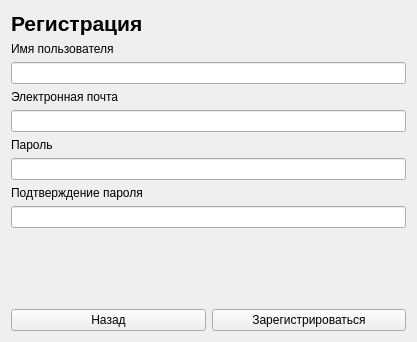
Before: the Qt Designer form client/ITSwarm/windows/reg_window/reg_window.ui in cpp-park-vk-education/2023_1_Rabotyagi, drawn with Qt 5.
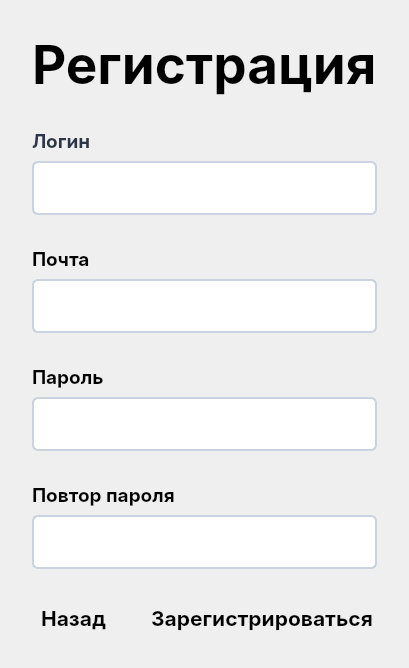
After: the same form once the commit is applied.

Diff of the .ui file:
```diff
--- a/client/ITSwarm/windows/reg_window/reg_window.ui
+++ b/client/ITSwarm/windows/reg_window/reg_window.ui
@@ -6,109 +6,396 @@
    <rect>
     <x>0</x>
     <y>0</y>
-    <width>417</width>
-    <height>342</height>
+    <width>409</width>
+    <height>644</height>
    </rect>
   </property>
   <property name="windowTitle">
    <string>Регистрация</string>
   </property>
-  <layout class="QGridLayout" name="gridLayout">
-   <item row="0" column="0">
-    <layout class="QVBoxLayout" name="verticalLayout">
+  <property name="styleSheet">
+   <string notr="true"/>
+  </property>
+  <layout class="QVBoxLayout" name="verticalLayout">
+   <property name="spacing">
+    <number>32</number>
+   </property>
+   <property name="leftMargin">
+    <number>32</number>
+   </property>
+   <property name="topMargin">
+    <number>32</number>
+   </property>
+   <property name="rightMargin">
+    <number>32</number>
+   </property>
+   <property name="bottomMargin">
+    <number>32</number>
+   </property>
+   <item>
+    <widget class="QLabel" name="title">
+     <property name="font">
+      <font>
+       <family>Inter</family>
+       <pointsize>40</pointsize>
+       <weight>75</weight>
+       <bold>true</bold>
+      </font>
+     </property>
+     <property name="text">
+      <string>&lt;b&gt;Регистрация&lt;/b&gt;</string>
+     </property>
+    </widget>
+   </item>
+   <item>
+    <layout class="QVBoxLayout" name="datastack">
+     <property name="spacing">
+      <number>32</number>
+     </property>
      <item>
-      <widget class="QLabel" name="label">
-       <property name="font">
-        <font>
-         <pointsize>16</pointsize>
-        </font>
+      <layout class="QVBoxLayout" name="username_stack">
+       <property name="spacing">
+        <number>8</number>
        </property>
-       <property name="text">
-        <string>&lt;b&gt;Регистрация&lt;/b&gt;</string>
-       </property>
-      </widget>
+       <item>
+        <widget class="QLabel" name="username">
+         <property name="palette">
+          <palette>
+           <active>
+            <colorrole role="WindowText">
+             <brush brushstyle="SolidPattern">
+              <color alpha="255">
+               <red>45</red>
+               <green>54</green>
+               <blue>72</blue>
+              </color>
+             </brush>
+            </colorrole>
+           </active>
+           <inactive>
+            <colorrole role="WindowText">
+             <brush brushstyle="SolidPattern">
+              <color alpha="255">
+               <red>45</red>
+               <green>54</green>
+               <blue>72</blue>
+              </color>
+             </brush>
+            </colorrole>
+           </inactive>
+           <disabled>
+            <colorrole role="WindowText">
+             <brush brushstyle="SolidPattern">
+              <color alpha="255">
+               <red>190</red>
+               <green>190</green>
+               <blue>190</blue>
+              </color>
+             </brush>
+            </colorrole>
+           </disabled>
+          </palette>
+         </property>
+         <property name="font">
+          <font>
+           <family>Inter</family>
+           <pointsize>14</pointsize>
+           <weight>75</weight>
+           <italic>false</italic>
+           <bold>true</bold>
+          </font>
+         </property>
+         <property name="styleSheet">
+          <string notr="true"/>
+         </property>
+         <property name="text">
+          <string>Логин</string>
+         </property>
+        </widget>
+       </item>
+       <item>
+        <widget class="QLineEdit" name="usernameEdit">
+         <property name="font">
+          <font>
+           <family>Inter</family>
+           <pointsize>14</pointsize>
+           <weight>75</weight>
+           <bold>true</bold>
+          </font>
+         </property>
+         <property name="styleSheet">
+          <string notr="true">/* Text Input */
+
+
+box-sizing: border-box;
+
+/* Auto layout */
+
+display: flex;
+flex-direction: column;
+align-items: flex-start;
+padding: 12px;
+gap: 10px;
+
+/* WF Base/White */
+
+background: #FFFFFF;
+/* WF Base/400 ⦿ */
+
+border: 2px solid #CBD2E0;
+border-radius: 6px;
+
+/* Inside auto layout */
+
+flex: none;
+order: 1;
+align-self: stretch;
+flex-grow: 0;</string>
+         </property>
+        </widget>
+       </item>
+      </layout>
      </item>
      <item>
-      <widget class="QLabel" name="label_2">
-       <property name="text">
-        <string>Имя пользователя</string>
+      <layout class="QVBoxLayout" name="email_stack">
+       <property name="spacing">
+        <number>8</number>
        </property>
-      </widget>
+       <item>
+        <widget class="QLabel" name="email">
+         <property name="font">
+          <font>
+           <family>Inter</family>
+           <pointsize>14</pointsize>
+           <weight>75</weight>
+           <bold>true</bold>
+          </font>
+         </property>
+         <property name="styleSheet">
+          <string notr="true"/>
+         </property>
+         <property name="text">
+          <string>Почта</string>
+         </property>
+        </widget>
+       </item>
+       <item>
+        <widget class="QLineEdit" name="emailEdit">
+         <property name="font">
+          <font>
+           <family>Inter</family>
+           <pointsize>14</pointsize>
+           <weight>75</weight>
+           <bold>true</bold>
+          </font>
+         </property>
+         <property name="styleSheet">
+          <string notr="true">/* Text Input */
+
+
+box-sizing: border-box;
+
+/* Auto layout */
+
+display: flex;
+flex-direction: column;
+align-items: flex-start;
+padding: 12px;
+gap: 10px;
+
+/* WF Base/White */
+
+background: #FFFFFF;
+/* WF Base/400 ⦿ */
+
+border: 2px solid #CBD2E0;
+border-radius: 6px;
+
+/* Inside auto layout */
+
+flex: none;
+order: 1;
+align-self: stretch;
+flex-grow: 0;</string>
+         </property>
+        </widget>
+       </item>
+      </layout>
      </item>
      <item>
-      <widget class="QLineEdit" name="usernameEdit"/>
-     </item>
-     <item>
-      <widget class="QLabel" name="label_3">
-       <property name="text">
-        <string>Электронная почта</string>
+      <layout class="QVBoxLayout" name="pass_stack">
+       <property name="spacing">
+        <number>8</number>
        </property>
-      </widget>
+       <item>
+        <widget class="QLabel" name="pass">
+         <property name="font">
+          <font>
+           <family>Inter</family>
+           <pointsize>14</pointsize>
+           <weight>75</weight>
+           <bold>true</bold>
+          </font>
+         </property>
+         <property name="text">
+          <string>Пароль</string>
+         </property>
+        </widget>
+       </item>
+       <item>
+        <widget class="QLineEdit" name="passwordEdit">
+         <property name="font">
+          <font>
+           <family>Inter</family>
+           <pointsize>14</pointsize>
+           <weight>75</weight>
+           <bold>true</bold>
+          </font>
+         </property>
+         <property name="styleSheet">
+          <string notr="true">/* Text Input */
+
+
+box-sizing: border-box;
+
+/* Auto layout */
+
+display: flex;
+flex-direction: column;
+align-items: flex-start;
+padding: 12px;
+gap: 10px;
+
+/* WF Base/White */
+
+background: #FFFFFF;
+/* WF Base/400 ⦿ */
+
+border: 2px solid #CBD2E0;
+border-radius: 6px;
+
+/* Inside auto layout */
+
+flex: none;
+order: 1;
+align-self: stretch;
+flex-grow: 0;</string>
+         </property>
+         <property name="echoMode">
+          <enum>QLineEdit::Password</enum>
+         </property>
+        </widget>
+       </item>
+      </layout>
      </item>
      <item>
-      <widget class="QLineEdit" name="emailEdit"/>
-     </item>
-     <item>
-      <widget class="QLabel" name="label_4">
-       <property name="text">
-        <string>Пароль</string>
+      <layout class="QVBoxLayout" name="pass_repeat_stack">
+       <property name="spacing">
+        <number>8</number>
        </property>
-      </widget>
-     </item>
-     <item>
-      <widget class="QLineEdit" name="passwordEdit">
-       <property name="echoMode">
-        <enum>QLineEdit::Password</enum>
-       </property>
-      </widget>
-     </item>
-     <item>
-      <widget class="QLabel" name="label_5">
-       <property name="text">
-        <string>Подтверждение пароля</string>
-       </property>
-      </widget>
-     </item>
-     <item>
-      <widget class="QLineEdit" name="confirmPasswordEdit">
-       <property name="echoMode">
-        <enum>QLineEdit::Password</enum>
-       </property>
-      </widget>
+       <item>
+        <widget class="QLabel" name="pass_repeat">
+         <property name="font">
+          <font>
+           <family>Inter</family>
+           <pointsize>14</pointsize>
+           <weight>75</weight>
+           <bold>true</bold>
+          </font>
+         </property>
+         <property name="text">
+          <string>Повтор пароля</string>
+         </property>
+        </widget>
+       </item>
+       <item>
+        <widget class="QLineEdit" name="confirmPasswordEdit">
+         <property name="font">
+          <font>
+           <family>Inter</family>
+           <pointsize>14</pointsize>
+           <weight>75</weight>
+           <bold>true</bold>
+          </font>
+         </property>
+         <property name="styleSheet">
+          <string notr="true">/* Text Input */
+
+
+box-sizing: border-box;
+
+/* Auto layout */
+
+display: flex;
+flex-direction: column;
+align-items: flex-start;
+padding: 12px;
+gap: 10px;
+
+/* WF Base/White */
+
+background: #FFFFFF;
+/* WF Base/400 ⦿ */
+
+border: 2px solid #CBD2E0;
+border-radius: 6px;
+
+/* Inside auto layout */
+
+flex: none;
+order: 1;
+align-self: stretch;
+flex-grow: 0;</string>
+         </property>
+         <property name="echoMode">
+          <enum>QLineEdit::Password</enum>
+         </property>
+        </widget>
+       </item>
+      </layout>
      </item>
     </layout>
    </item>
-   <item row="2" column="0">
-    <layout class="QHBoxLayout" name="horizontalLayout">
+   <item>
+    <layout class="QHBoxLayout" name="buttonstack">
      <item>
       <widget class="QPushButton" name="goBackButton">
+       <property name="font">
+        <font>
+         <family>Inter</family>
+         <pointsize>16</pointsize>
+         <weight>75</weight>
+         <bold>true</bold>
+        </font>
+       </property>
        <property name="text">
         <string>Назад</string>
        </property>
+       <property name="flat">
+        <bool>true</bool>
+       </property>
       </widget>
      </item>
      <item>
       <widget class="QPushButton" name="registerButton">
+       <property name="font">
+        <font>
+         <family>Inter</family>
+         <pointsize>16</pointsize>
+         <weight>75</weight>
+         <bold>true</bold>
+        </font>
+       </property>
        <property name="text">
         <string>Зарегистрироваться</string>
        </property>
+       <property name="flat">
+        <bool>true</bool>
+       </property>
       </widget>
      </item>
     </layout>
    </item>
-   <item row="1" column="0">
-    <spacer name="verticalSpacer">
-     <property name="orientation">
-      <enum>Qt::Vertical</enum>
-     </property>
-     <property name="sizeHint" stdset="0">
-      <size>
-       <width>20</width>
-       <height>40</height>
-      </size>
-     </property>
-    </spacer>
-   </item>
   </layout>
  </widget>
  <resources/>
```
